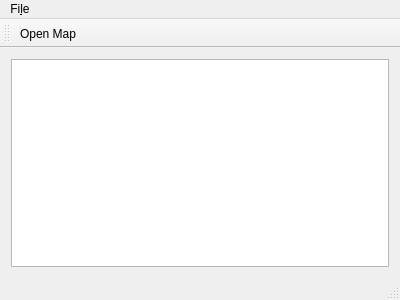
This is mainwindow.ui in Oxyd/master-thesis as Qt 5 draws it before an edit. The edited form follows.
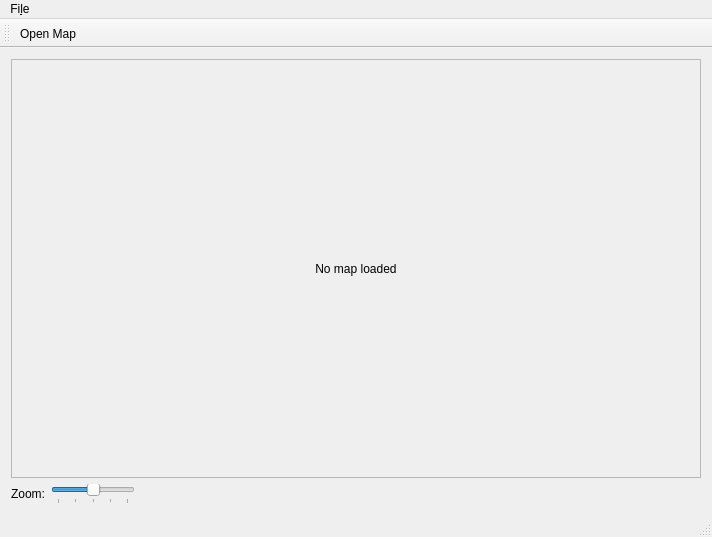
This is the edited form.

```diff
--- a/mainwindow.ui
+++ b/mainwindow.ui
@@ -6,17 +6,119 @@
    <rect>
     <x>0</x>
     <y>0</y>
-    <width>400</width>
-    <height>300</height>
+    <width>712</width>
+    <height>537</height>
    </rect>
   </property>
   <property name="windowTitle">
    <string>MainWindow</string>
   </property>
   <widget class="QWidget" name="centralWidget">
-   <layout class="QHBoxLayout" name="horizontalLayout">
+   <layout class="QVBoxLayout" name="verticalLayout">
     <item>
-     <widget class="QGraphicsView" name="graphicsView"/>
+     <widget class="QScrollArea" name="scrollArea">
+      <property name="widgetResizable">
+       <bool>true</bool>
+      </property>
+      <widget class="QWidget" name="scrollAreaWidgetContents">
+       <property name="geometry">
+        <rect>
+         <x>0</x>
+         <y>0</y>
+         <width>692</width>
+         <height>400</height>
+        </rect>
+       </property>
+       <layout class="QHBoxLayout" name="horizontalLayout_2">
+        <item>
+         <widget class="QLabel" name="map_label">
+          <property name="text">
+           <string>No map loaded</string>
+          </property>
+          <property name="alignment">
+           <set>Qt::AlignCenter</set>
+          </property>
+         </widget>
+        </item>
+       </layout>
+      </widget>
+     </widget>
+    </item>
+    <item>
+     <layout class="QHBoxLayout" name="horizontalLayout">
+      <property name="sizeConstraint">
+       <enum>QLayout::SetDefaultConstraint</enum>
+      </property>
+      <property name="bottomMargin">
+       <number>0</number>
+      </property>
+      <item>
+       <widget class="QLabel" name="label">
+        <property name="sizePolicy">
+         <sizepolicy hsizetype="Maximum" vsizetype="Preferred">
+          <horstretch>0</horstretch>
+          <verstretch>0</verstretch>
+         </sizepolicy>
+        </property>
+        <property name="text">
+         <string>Zoom:</string>
+        </property>
+       </widget>
+      </item>
+      <item>
+       <widget class="QSlider" name="horizontalSlider">
+        <property name="sizePolicy">
+         <sizepolicy hsizetype="Preferred" vsizetype="Preferred">
+          <horstretch>0</horstretch>
+          <verstretch>0</verstretch>
+         </sizepolicy>
+        </property>
+        <property name="maximumSize">
+         <size>
+          <width>150</width>
+          <height>16777215</height>
+         </size>
+        </property>
+        <property name="minimum">
+         <number>1</number>
+        </property>
+        <property name="maximum">
+         <number>5</number>
+        </property>
+        <property name="value">
+         <number>3</number>
+        </property>
+        <property name="orientation">
+         <enum>Qt::Horizontal</enum>
+        </property>
+        <property name="invertedAppearance">
+         <bool>false</bool>
+        </property>
+        <property name="invertedControls">
+         <bool>false</bool>
+        </property>
+        <property name="tickPosition">
+         <enum>QSlider::TicksBelow</enum>
+        </property>
+        <property name="tickInterval">
+         <number>1</number>
+        </property>
+       </widget>
+      </item>
+      <item>
+       <spacer name="horizontalSpacer">
+        <property name="orientation">
+         <enum>Qt::Horizontal</enum>
+        </property>
+        <property name="sizeHint" stdset="0">
+         <size>
+          <width>40</width>
+          <height>20</height>
+         </size>
+        </property>
+       </spacer>
+      </item>
+     </layout>
     </item>
    </layout>
   </widget>
@@ -25,7 +127,7 @@
     <rect>
      <x>0</x>
      <y>0</y>
-     <width>400</width>
+     <width>712</width>
      <height>27</height>
     </rect>
    </property>
```
Left out of the diff: 21 changed lines with no effect on the pictures.
